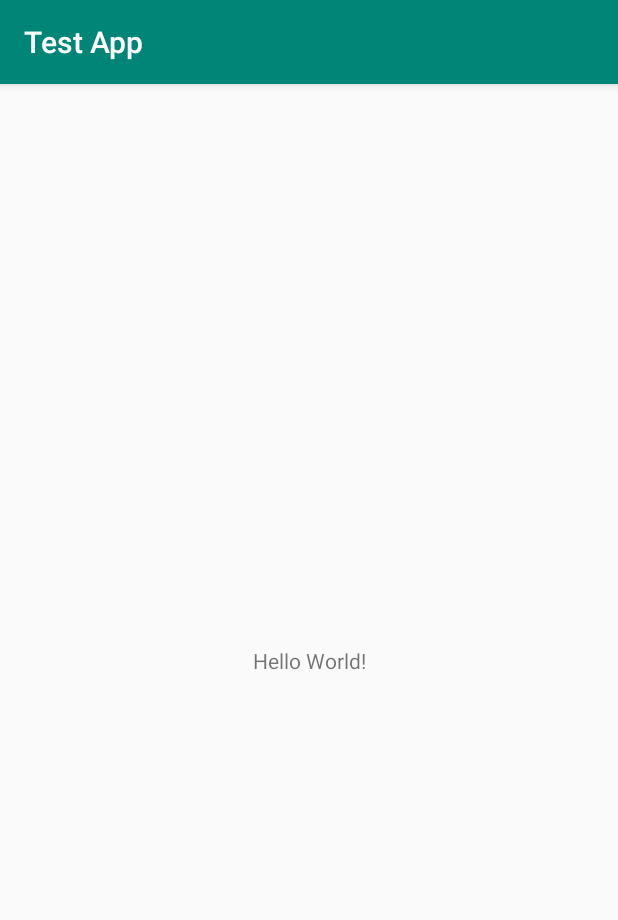
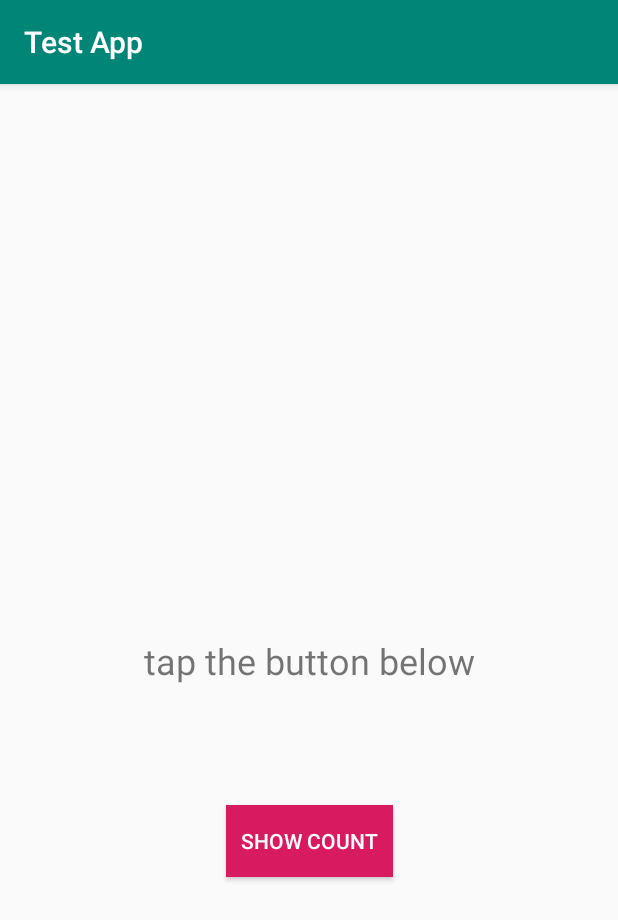
Before and after one commit to Brownlyn-Codelabs/ug-short-course, an Android app: the screen it shows after launch (MainActivity), on a phone screen of 412 x 824 dp. Shown: the top 920 px of the screen. Run offline under Robolectric (Android 15) with nearby library versions, the phone set to English and light mode, and no system bars.

Commit message:
Completed Test Application

```diff
--- a/test-app/app/src/main/res/layout/activity_main.xml
+++ b/test-app/app/src/main/res/layout/activity_main.xml
@@ -5,15 +5,35 @@
         xmlns:app="http://schemas.android.com/apk/res-auto"
         android:layout_width="match_parent"
         android:layout_height="match_parent"
-        tools:context=".MainActivity">
+        tools:context=".MainActivity" android:padding="10dp">
+
+    <!--todo: 2. Add click listener to the button in the kotlin code-->
+
+    <!--todo: 3. change the text to something else-->
+
+    <!--wrap_content or match_parent-->
 
     <TextView
             android:layout_width="wrap_content"
             android:layout_height="wrap_content"
-            android:text="Hello World!"
+            android:text="tap the button below"
             app:layout_constraintBottom_toBottomOf="parent"
             app:layout_constraintLeft_toLeftOf="parent"
             app:layout_constraintRight_toRightOf="parent"
-            app:layout_constraintTop_toTopOf="parent"/>
+            app:layout_constraintTop_toTopOf="parent" android:id="@+id/textShowCount" android:textSize="24sp"
+            android:padding="16dp"/>
+
+    <Button
+            android:text="Show Count"
+            android:layout_width="wrap_content"
+            android:layout_height="wrap_content"
+            android:id="@+id/btnShowCount"
+            app:layout_constraintEnd_toEndOf="parent"
+            app:layout_constraintStart_toStartOf="parent"
+            app:layout_constraintTop_toBottomOf="@+id/textShowCount"
+            android:background="@color/colorAccent"
+            android:textColor="@android:color/white"
+            android:padding="10dp"
+            android:layout_marginTop="64dp"/>
 
 </androidx.constraintlayout.widget.ConstraintLayout>
```
Also changed, not shown: test-app/app/src/main/java/io/codelabs/testapp/Interfaces.kt (added, +11 -0 lines), test-app/app/src/main/java/io/codelabs/testapp/MainActivity.kt (+22 -1 lines).
